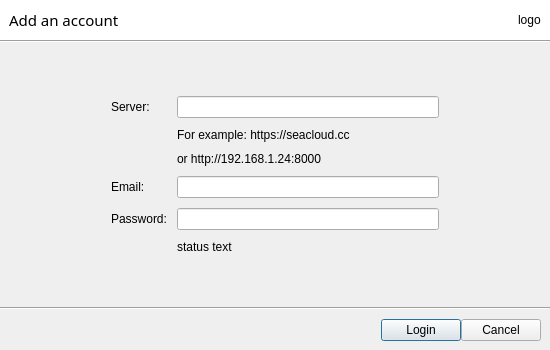
The window that ui/login-dialog.ui (haiwen/seafile-client) describes before a commit, drawn with Qt 5.
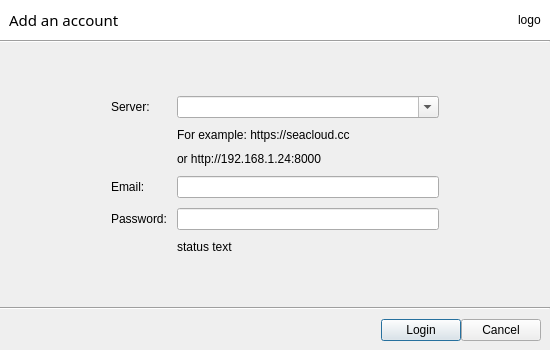
The same window after the commit.

Commit message: add offical server addresses to login dialog

What changed in the file:
```diff
--- a/ui/login-dialog.ui
+++ b/ui/login-dialog.ui
@@ -107,6 +107,9 @@
      </item>
      <item>
       <layout class="QFormLayout" name="formLayout">
+       <property name="fieldGrowthPolicy">
+        <enum>QFormLayout::AllNonFixedFieldsGrow</enum>
+       </property>
        <property name="horizontalSpacing">
         <number>10</number>
        </property>
@@ -176,16 +179,6 @@
          </property>
         </widget>
        </item>
-       <item row="0" column="1">
-        <widget class="QLineEdit" name="mServerAddr">
-         <property name="sizePolicy">
-          <sizepolicy hsizetype="Minimum" vsizetype="Fixed">
-           <horstretch>0</horstretch>
-           <verstretch>0</verstretch>
-          </sizepolicy>
-         </property>
-        </widget>
-       </item>
        <item row="5" column="1">
         <widget class="QLabel" name="mStatusText">
          <property name="enabled">
@@ -196,6 +189,13 @@
          </property>
         </widget>
        </item>
+       <item row="0" column="1">
+        <widget class="QComboBox" name="mServerAddr">
+         <property name="editable">
+          <bool>true</bool>
+         </property>
+        </widget>
+       </item>
       </layout>
      </item>
      <item>
```
The commit also changes 1 other file.
